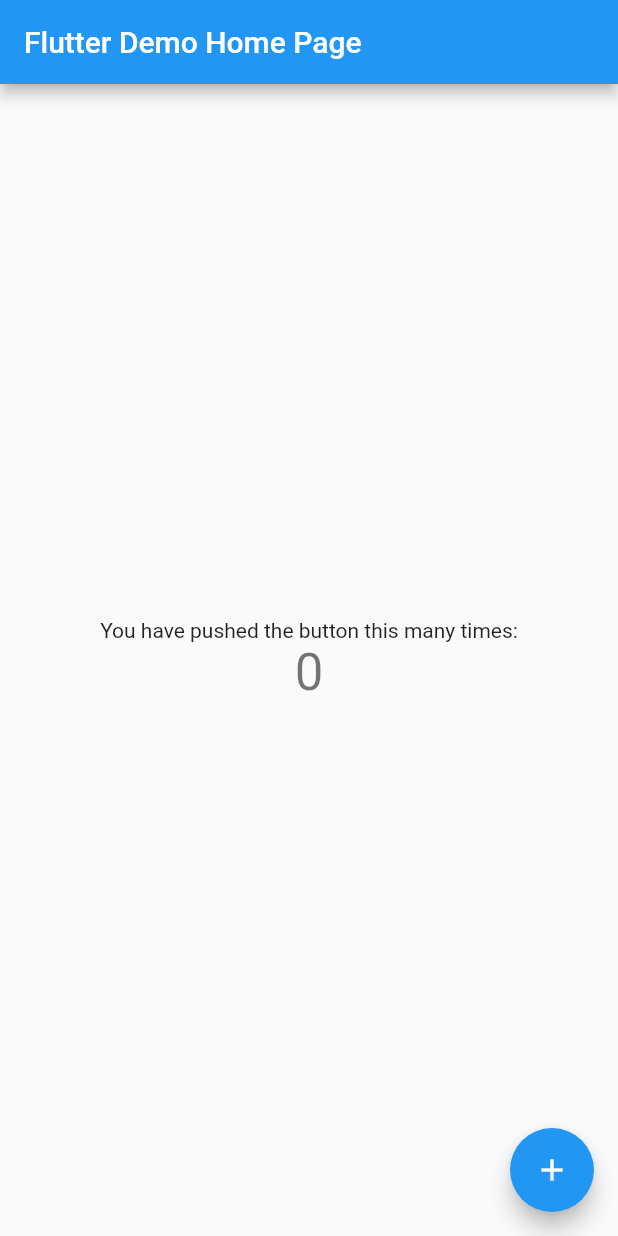
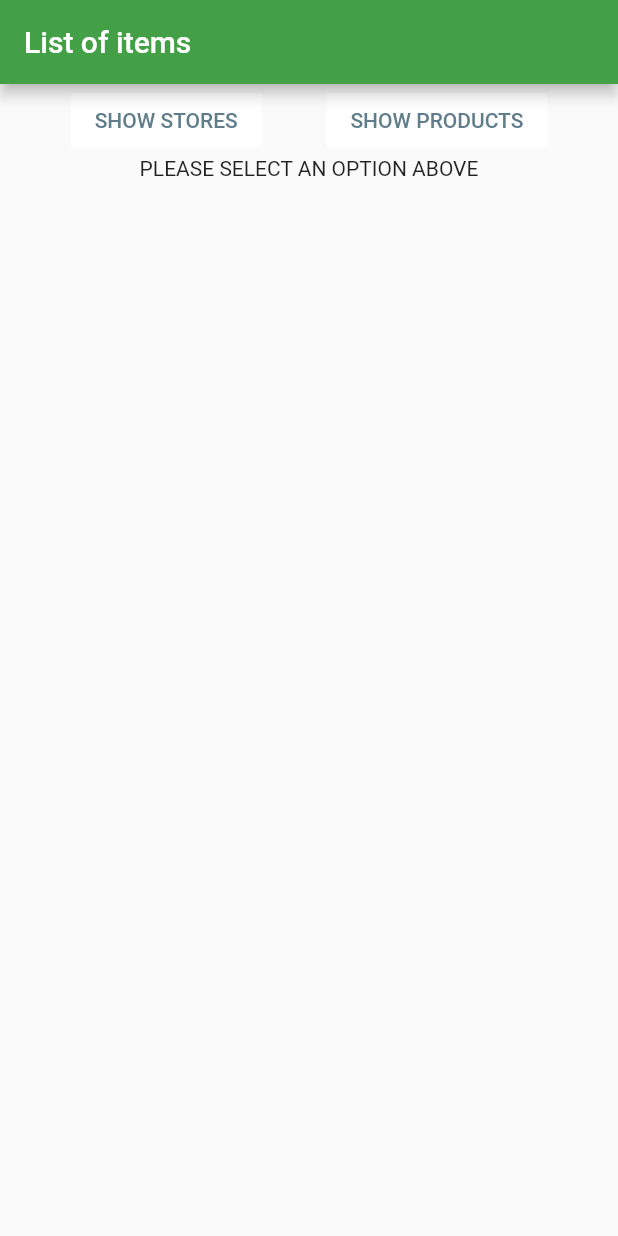
Before and after one commit to paul-hammant-fork/That-FlutterDriver-Tutorial, a Flutter app: the screen it shows after launch, on a phone screen of 412 x 824 dp. Run offline on Flutter 3.47's test engine with Material 2 defaults, Android fonts, the phone set to English and light mode, and no system bars.

Commit message:
after first integ test

```diff
--- /dev/null
+++ b/lib/display_strings.dart
@@ -0,0 +1,3 @@
+const String SHOW_STORES = 'SHOW STORES';
+const String SHOW_PRODUCTS = 'SHOW PRODUCTS';
+const String EMPTY = 'PLEASE SELECT AN OPTION ABOVE';
--- /dev/null
+++ b/lib/key_strings.dart
@@ -0,0 +1,6 @@
+const String PRODUCT_TYPE = 'PRODUCT_';
+const String STORE_TYPE = 'STORE_';
+
+String getStringKeyForListItem(String type, int index) {
+  return type + index.toString();
+}
--- /dev/null
+++ b/lib/list/list_page.dart
@@ -0,0 +1,79 @@
+import 'package:flutter/material.dart';
+import 'select_list_view.dart';
+import 'list_view.dart';
+import '../key_strings.dart';
+
+class ListPage extends StatefulWidget {
+  ListPage({Key key}) : super(key: key);
+
+  @override
+  _ListPageState createState() => new _ListPageState();
+
+}
+
+class _ListPageState extends State<ListPage> {
+
+  List<String> _stores;
+
+  List<String> _products;
+
+  List<String> _selectedItems;
+
+  String _selectedType;
+
+  @override
+  void initState() {
+    super.initState();
+
+    _selectedItems = null;
+    _selectedType = '';
+
+    // TODO - this is shortcut to specify products and stores.
+    // In practice, you should load this from a data repository.
+    _stores = new List<String>();
+    _stores.add('London');
+    _stores.add('Paris');
+    _stores.add('Atlanta');
+
+    _products = new List<String>();
+    _products.add('Laptop');
+    _products.add('Monitor');
+  }
+
+  @override
+  Widget build(BuildContext context) {
+    Widget buttonsWidget = new SelectListView(showProducts: _showProducts, showStores: _showStores);
+
+    Widget itemsWidget = new ItemsListView(typeId: _selectedType, items: _selectedItems);
+    return new Scaffold(
+      appBar: new AppBar(
+        title: new Text("List of items"),
+      ),
+      body: new Padding(
+        padding: new EdgeInsets.symmetric(vertical: 0.0, horizontal: 4.0),
+        child: new Column(children: <Widget>[
+          buttonsWidget,
+          new Expanded(
+            child:
+            itemsWidget,
+          ),
+        ],
+        ),
+      ),
+    );
+  }
+
+  void _showProducts() {
+    setState(() {
+      _selectedItems = _products;
+      _selectedType = PRODUCT_TYPE;
+    });
+  }
+
+  void _showStores() {
+    setState(() {
+      _selectedItems = _stores;
+      _selectedType = STORE_TYPE;
+    });
+  }
+}
--- /dev/null
+++ b/lib/list/list_view.dart
@@ -0,0 +1,41 @@
+import 'package:flutter/material.dart';
+import '../key_strings.dart';
+import '../display_strings.dart';
+
+class ItemsListView extends StatelessWidget {
+  ItemsListView({Key key, this.items, this.typeId}) : super(key: key);
+
+  List<String> items;
+
+  String typeId;
+
+  @override
+  Widget build(BuildContext context) {
+    if (items != null) {
+      return
+        new ListView(
+            scrollDirection: Axis.vertical,
+            shrinkWrap: true,
+            children: items.map((String value) {
+              return _singleItemDisplay(value, items.indexOf(value));
+            }).toList());
+    } else {
+      return new Text(EMPTY);
+    }
+
+  }
+
+  Widget _singleItemDisplay(String item, int index) {
+    return new Container(
+      key: new Key(getStringKeyForListItem(typeId, index)),
+      height: 40.0,
+      child: new Container (
+        padding: const EdgeInsets.all(2.0),
+        color: new Color(0x33000000),
+        child: new Text(item),
+      ),
+    );
+  }
+
+
+}
--- /dev/null
+++ b/lib/list/select_list_view.dart
@@ -0,0 +1,37 @@
+import 'package:flutter/material.dart';
+import '../display_strings.dart';
+
+class SelectListView extends StatelessWidget {
+  SelectListView({Key key, this.showProducts, this.showStores}) : super(key: key);
+
+  Function showProducts;
+
+  Function showStores;
+
+  @override
+  Widget build(BuildContext context) {
+    return new Container(
+      child: new Row(
+        mainAxisAlignment: MainAxisAlignment.spaceEvenly,
+        children: [
+          new FlatButton(
+            textColor: Colors.blueGrey,
+            color: Colors.white,
+            child: new Text(SHOW_STORES),
+            onPressed: showStores,
+          ),
+          new FlatButton(
+            textColor: Colors.blueGrey,
+            color: Colors.white,
+            child: new Text(SHOW_PRODUCTS),
+            onPressed: showProducts,
+          ),
+        ],
+      ),
+    );
+
+
+  }
+
+
+}
--- a/lib/main.dart
+++ b/lib/main.dart
@@ -1,109 +1,22 @@
 import 'package:flutter/material.dart';
+import 'list/list_page.dart';
 
-void main() => runApp(new MyApp());
+void main() {
+  runApp(new MyApp());
+}
 
 class MyApp extends StatelessWidget {
   // This widget is the root of your application.
   @override
   Widget build(BuildContext context) {
     return new MaterialApp(
-      title: 'Flutter Demo',
+      title: 'IntegrationTest Example',
       theme: new ThemeData(
-        // This is the theme of your application.
-        //
-        // Try running your application with "flutter run". You'll see the
-        // application has a blue toolbar. Then, without quitting the app, try
-        // changing the primarySwatch below to Colors.green and then invoke
-        // "hot reload" (press "r" in the console where you ran "flutter run",
-        // or press Run > Flutter Hot Reload in IntelliJ). Notice that the
-        // counter didn't reset back to zero; the application is not restarted.
-        primarySwatch: Colors.blue,
+        primaryColor: const Color(0xFF43a047),
+        accentColor: const Color(0xFFffcc00),
+        primaryColorBrightness: Brightness.dark,
       ),
-      home: new MyHomePage(title: 'Flutter Demo Home Page'),
+      home: new ListPage(),
     );
   }
 }
-
-class MyHomePage extends StatefulWidget {
-  MyHomePage({Key key, this.title}) : super(key: key);
-
-  // This widget is the home page of your application. It is stateful, meaning
-  // that it has a State object (defined below) that contains fields that affect
-  // how it looks.
-
-  // This class is the configuration for the state. It holds the values (in this
-  // case the title) provided by the parent (in this case the App widget) and
-  // used by the build method of the State. Fields in a Widget subclass are
-  // always marked "final".
-
-  final String title;
-
-  @override
-  _MyHomePageState createState() => new _MyHomePageState();
-}
-
-class _MyHomePageState extends State<MyHomePage> {
-  int _counter = 0;
-
-  void _incrementCounter() {
-    setState(() {
-      // This call to setState tells the Flutter framework that something has
-      // changed in this State, which causes it to rerun the build method below
-      // so that the display can reflect the updated values. If we changed
-      // _counter without calling setState(), then the build method would not be
-      // called again, and so nothing would appear to happen.
-      _counter++;
-    });
-  }
-
-  @override
-  Widget build(BuildContext context) {
-    // This method is rerun every time setState is called, for instance as done
-    // by the _incrementCounter method above.
-    //
-    // The Flutter framework has been optimized to make rerunning build methods
-    // fast, so that you can just rebuild anything that needs updating rather
-    // than having to individually change instances of widgets.
-    return new Scaffold(
-      appBar: new AppBar(
-        // Here we take the value from the MyHomePage object that was created by
-        // the App.build method, and use it to set our appbar title.
-        title: new Text(widget.title),
-      ),
-      body: new Center(
-        // Center is a layout widget. It takes a single child and positions it
-        // in the middle of the parent.
-        child: new Column(
-          // Column is also layout widget. It takes a list of children and
-          // arranges them vertically. By default, it sizes itself to fit its
-          // children horizontally, and tries to be as tall as its parent.
-          //
-          // Invoke "debug paint" (press "p" in the console where you ran
-          // "flutter run", or select "Toggle Debug Paint" from the Flutter tool
-          // window in IntelliJ) to see the wireframe for each widget.
-          //
-          // Column has various properties to control how it sizes itself and
-          // how it positions its children. Here we use mainAxisAlignment to
-          // center the children vertically; the main axis here is the vertical
-          // axis because Columns are vertical (the cross axis would be
-          // horizontal).
-          mainAxisAlignment: MainAxisAlignment.center,
-          children: <Widget>[
-            new Text(
-              'You have pushed the button this many times:',
-            ),
-            new Text(
-              '$_counter',
-              style: Theme.of(context).textTheme.display1,
-            ),
-          ],
-        ),
-      ),
-      floatingActionButton: new FloatingActionButton(
-        onPressed: _incrementCounter,
-        tooltip: 'Increment',
-        child: new Icon(Icons.add),
-      ), // This trailing comma makes auto-formatting nicer for build methods.
-    );
-  }
-}
--- a/pubspec.yaml
+++ b/pubspec.yaml
@@ -12,6 +12,8 @@ dependencies:
 dev_dependencies:
   flutter_test:
     sdk: flutter
+  flutter_driver:
+      sdk: flutter
 
 
 # For information on the generic Dart part of this file, see the
--- /dev/null
+++ b/res/values/strings_en.arb
@@ -0,0 +1 @@
+{}
--- /dev/null
+++ b/test_driver/list_content.dart
@@ -0,0 +1,7 @@
+import 'package:flutter_driver/driver_extension.dart';
+import 'package:integrationtestexample/main.dart' as app;
+
+void main() {
+  enableFlutterDriverExtension();
+  app.main();
+}
--- /dev/null
+++ b/test_driver/list_content_test.dart
@@ -0,0 +1,30 @@
+import 'package:flutter_driver/flutter_driver.dart';
+import 'package:test/test.dart';
+import 'package:integrationtestexample/display_strings.dart';
+
+void main() {
+  group('list content test', () {
+    FlutterDriver driver;
+
+    setUpAll(() async {
+      driver = await FlutterDriver.connect();
+    });
+
+    tearDownAll(() async {
+      if (driver != null)
+        driver.close();
+    });
+
+    test('Verify empty list message is shown', () async {
+
+      SerializableFinder emptyMessage = find.text(EMPTY);
+
+      await driver.waitFor(emptyMessage);
+
+    });
+
+
+  });
+
+
+}
```
Also changed, not shown: pubspec.lock.
